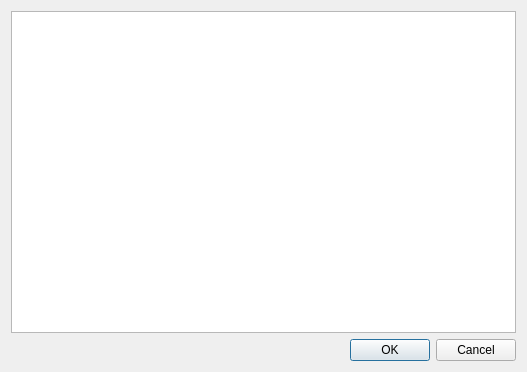
Before: the Qt Designer form multiscript/ui/plan_notes_dialog.ui in multiscript/multiscript, drawn with Qt 5.
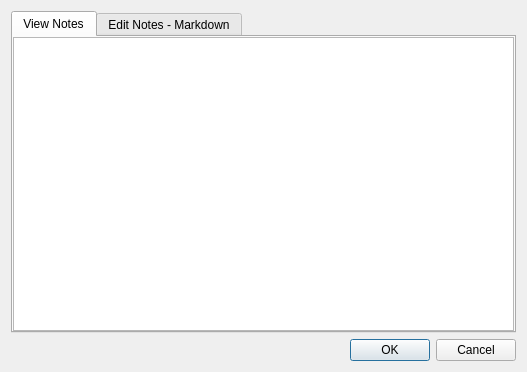
After: the same form once the commit is applied. The open tabs and pages were chosen to show the change.

Commit message: Add plan notes feature

```diff
--- a/multiscript/ui/plan_notes_dialog.ui
+++ b/multiscript/ui/plan_notes_dialog.ui
@@ -15,7 +15,59 @@
   </property>
   <layout class="QVBoxLayout" name="verticalLayout">
    <item>
-    <widget class="QTextEdit" name="planNotesTextEdit"/>
+    <widget class="QTabWidget" name="tabWidget">
+     <property name="currentIndex">
+      <number>1</number>
+     </property>
+     <widget class="QWidget" name="viewPlanNotesWidget">
+      <attribute name="title">
+       <string>View Notes</string>
+      </attribute>
+      <layout class="QVBoxLayout" name="verticalLayout_3">
+       <property name="leftMargin">
+        <number>0</number>
+       </property>
+       <property name="topMargin">
+        <number>0</number>
+       </property>
+       <property name="rightMargin">
+        <number>0</number>
+       </property>
+       <property name="bottomMargin">
+        <number>0</number>
+       </property>
+       <item>
+        <widget class="QTextEdit" name="richNotesTextEdit">
+         <property name="readOnly">
+          <bool>true</bool>
+         </property>
+        </widget>
+       </item>
+      </layout>
+     </widget>
+     <widget class="QWidget" name="editPlanNotesWidget">
+      <attribute name="title">
+       <string>Edit Notes - Markdown</string>
+      </attribute>
+      <layout class="QVBoxLayout" name="verticalLayout_2">
+       <property name="leftMargin">
+        <number>0</number>
+       </property>
+       <property name="topMargin">
+        <number>0</number>
+       </property>
+       <property name="rightMargin">
+        <number>0</number>
+       </property>
+       <property name="bottomMargin">
+        <number>0</number>
+       </property>
+       <item>
+        <widget class="QPlainTextEdit" name="plainNotesTextEdit"/>
+       </item>
+      </layout>
+     </widget>
+    </widget>
    </item>
    <item>
     <widget class="QDialogButtonBox" name="buttonBox">
```
Left out of the diff: 2 changed lines with no effect on the pictures. The commit also changes 6 other files.
